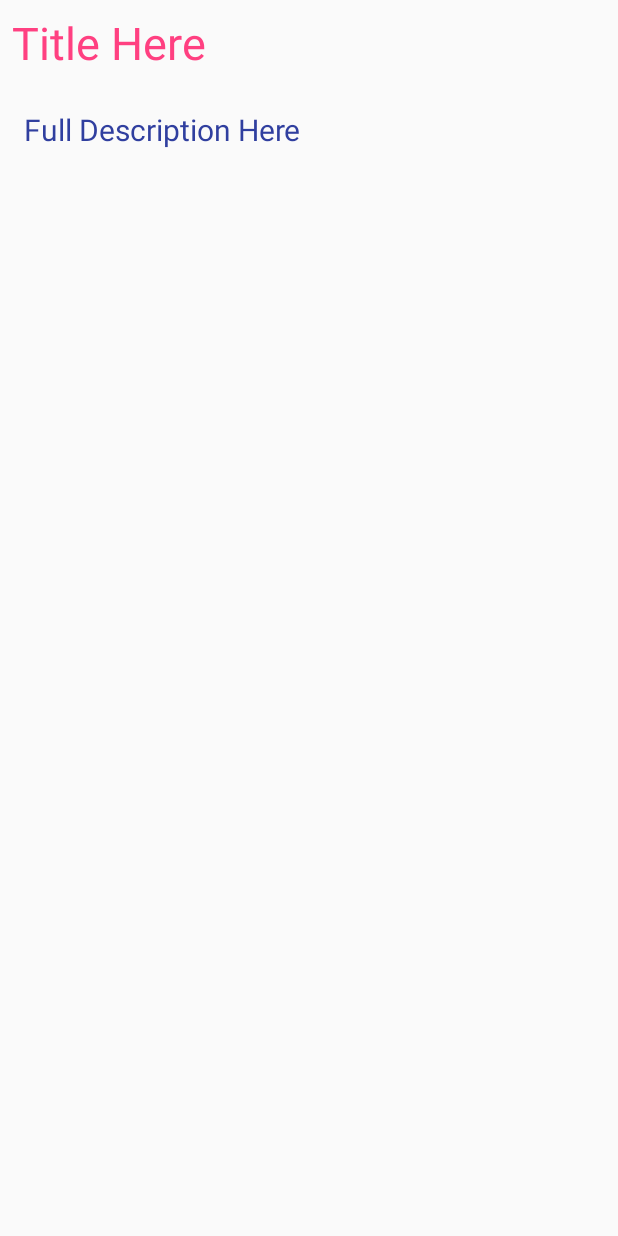
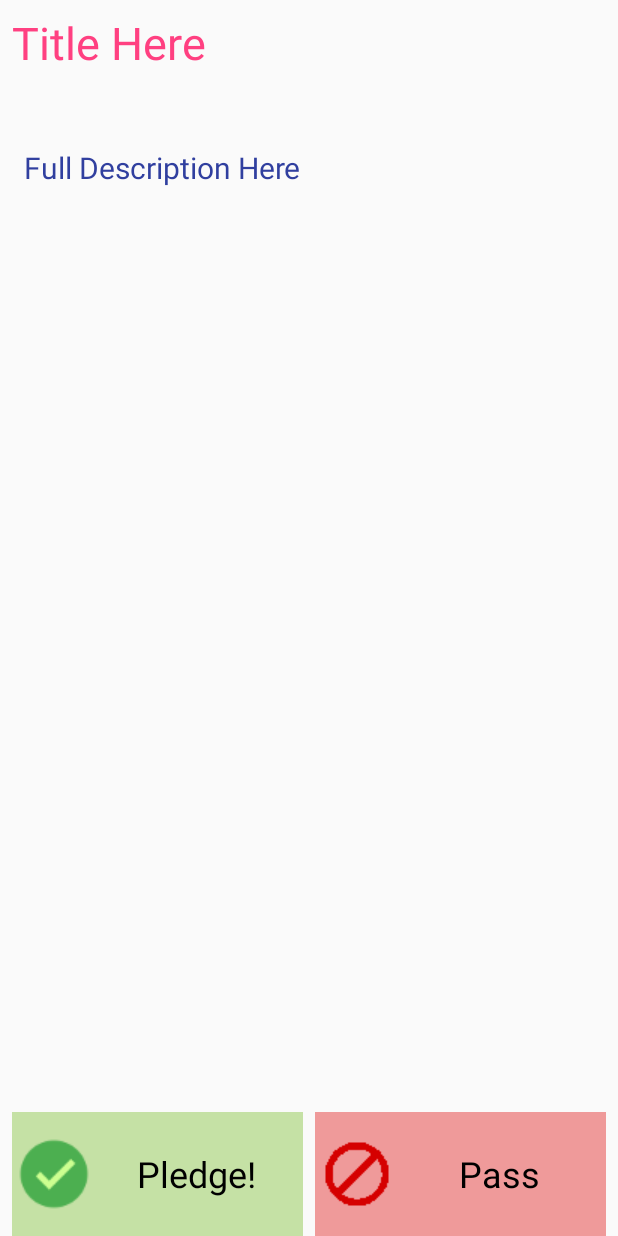
Before and after one commit to nuily/NeighborHub, an Android app: the layout post_detail.xml on its own in the app's theme, with its tools: preview values and no code run, on a phone screen of 412 x 824 dp. Run offline under Robolectric (Android 15) with nearby library versions, the phone set to English and light mode, and no system bars.

Commit message:
Full Post Layout

```diff
--- a/app/src/main/res/layout/post_detail.xml
+++ b/app/src/main/res/layout/post_detail.xml
@@ -1,27 +1,76 @@
 <?xml version="1.0" encoding="utf-8"?>
-<LinearLayout
-    xmlns:android="http://schemas.android.com/apk/res/android"
+<LinearLayout xmlns:android="http://schemas.android.com/apk/res/android"
+    android:layout_width="match_parent"
+    android:layout_height="match_parent"
     android:orientation="vertical"
-    android:layout_width="match_parent"
-    android:layout_height="match_parent">
+    android:weightSum="10">
 
     <TextView
         android:id="@+id/tv_full_title"
         android:layout_width="match_parent"
-        android:layout_height="wrap_content"
+        android:layout_height="0dp"
+        android:layout_weight="1"
+        android:padding="8dp"
         android:text="Title Here"
         android:textColor="@color/colorAccent"
-        android:textSize="30dp"
-        android:padding="8dp"/>
+        android:textSize="30dp" />
 
-    <TextView
-        android:id="@+id/tv_full_desc"
+    <ScrollView
+        android:id="@+id/sv_full_desc"
         android:layout_width="match_parent"
         android:layout_height="0dp"
-        android:layout_weight="3"
-        android:text="Full Description Here"
-        android:textColor="@color/colorPrimaryDark"
-        android:textSize="20dp"
-        android:padding="16dp"/>
+        android:layout_weight="8">
+
+        <TextView
+            android:id="@+id/tv_full_desc"
+            android:layout_width="match_parent"
+            android:layout_height="wrap_content"
+            android:padding="16dp"
+            android:text="Full Description Here"
+            android:textColor="@color/colorPrimaryDark"
+            android:textSize="20dp" />
+
+    </ScrollView>
+
+    <LinearLayout
+        android:orientation="horizontal"
+        android:id="@+id/ll_full_desc_bottom"
+        android:layout_width="match_parent"
+        android:layout_height="0dp"
+        android:layout_weight="1"
+        android:weightSum="2">
+
+        <TextView
+            android:id="@+id/tv_pledge"
+            android:layout_marginRight="4dp"
+            android:layout_marginLeft="8dp"
+            android:paddingLeft="4dp"
+            android:layout_width="0dp"
+            android:layout_height="match_parent"
+            android:layout_weight="1"
+            android:background="#C5E1A5"
+            android:drawableLeft="@drawable/pledge_48"
+            android:textColor="#000000"
+            android:textSize="24dp"
+            android:text="Pledge!"
+            android:gravity="center"/>
+        <TextView
+            android:id="@+id/tv_pass"
+            android:layout_marginLeft="4dp"
+            android:layout_marginRight="8dp"
+            android:paddingLeft="4dp"
+
+            android:layout_width="0dp"
+            android:layout_height="match_parent"
+            android:layout_weight="1"
+            android:background="#EF9A9A"
+            android:drawableLeft="@drawable/pass_48"
+            android:textColor="#000000"
+            android:textSize="24dp"
+            android:text="Pass"
+            android:gravity="center"/>
+
+
+    </LinearLayout>
 
 </LinearLayout>
```
Also changed, not shown: app/src/main/res/drawable/pass_48.png (added), app/src/main/res/drawable/pledge_48.png (added).
